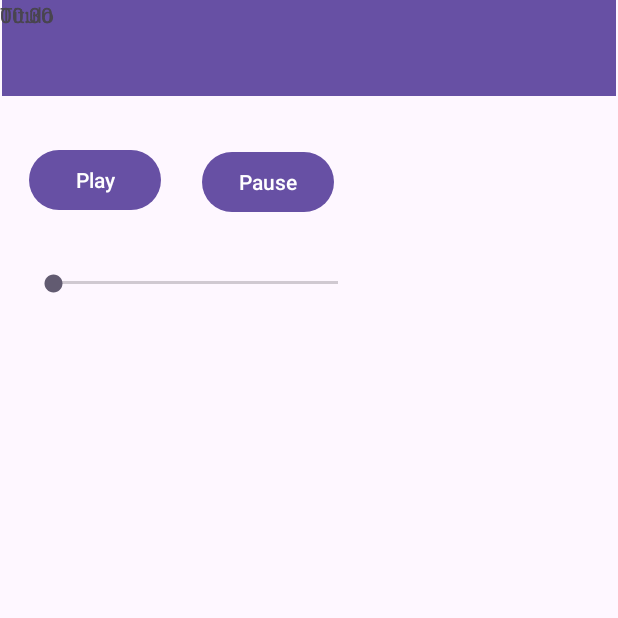
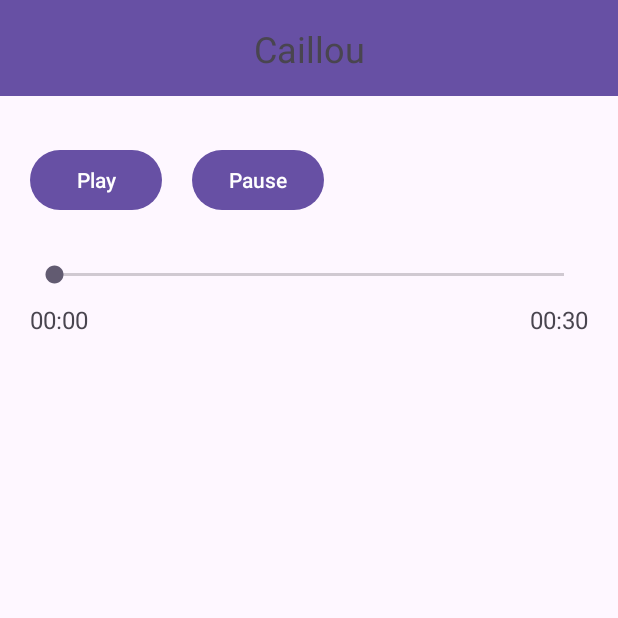
Before and after one commit to djc0009/Reproductor, an Android app: the screen it shows after launch (MainActivity), on a phone screen of 412 x 824 dp, the top half of it. Run offline under Robolectric (Android 15) with nearby library versions, the phone set to English and light mode, and no system bars.

Commit message:
terminado commit 1

```diff
--- a/app/src/main/java/com/example/reproductor_sonidos/MainActivity.java
+++ b/app/src/main/java/com/example/reproductor_sonidos/MainActivity.java
@@ -40,13 +40,9 @@ public class MainActivity extends AppCompatActivity {
         tTiempo = findViewById(R.id.tTiempo);
         tDuracion = findViewById(R.id.tDuracion);
 
-        // Botón Play
         btnPlay.setOnClickListener(view -> mediaPlayer.start());
-
-        // Botón Pause
         btnPause.setOnClickListener(view -> mediaPlayer.pause());
 
-        // Obtener duración cuando el MediaPlayer esté preparado
         mediaPlayer.setOnPreparedListener(mp -> {
             seekBar.setMax(mediaPlayer.getDuration());
 
@@ -57,35 +53,41 @@ public class MainActivity extends AppCompatActivity {
             tTiempo.setText("00:00");
         });
 
-        // Iniciar actualización del tiempo
+        seekBar.setOnSeekBarChangeListener(new SeekBar.OnSeekBarChangeListener() {
+            @Override
+            public void onProgressChanged(SeekBar seekBar, int progress, boolean fromUser) {
+                if (fromUser) {
+                    mediaPlayer.seekTo(progress);
+                }
+            }
+            @Override public void onStartTrackingTouch(SeekBar seekBar) {}
+            @Override public void onStopTrackingTouch(SeekBar seekBar) {}
+        });
+
         handler.post(actualizar);
     }
-
-    // Actualiza el progreso cada segundo
     private Runnable actualizar = new Runnable() {
         @Override
         public void run() {
             if (mediaPlayer != null) {
                 seekBar.setProgress(mediaPlayer.getCurrentPosition());
 
-                // Pongo el tiempo en el TextView
                 int minutos = mediaPlayer.getCurrentPosition() / 1000 / 60;
                 int segundos = mediaPlayer.getCurrentPosition() / 1000 % 60;
-                String tiempo = String.format("%02d:%02d", minutos, segundos);
-                tTiempo.setText(tiempo);
+                tTiempo.setText(String.format("%02d:%02d", minutos, segundos));
 
                 handler.postDelayed(this, 1000);
             }
         }
     };
-
+    //Me lo ha puesto chat porque me daba fallo
     @Override
     protected void onDestroy() {
         super.onDestroy();
         if (mediaPlayer != null) {
+            handler.removeCallbacks(actualizar);
             mediaPlayer.release();
             mediaPlayer = null;
         }
-        handler.removeCallbacks(actualizar);
     }
 }
--- a/app/src/main/res/layout/activity_main.xml
+++ b/app/src/main/res/layout/activity_main.xml
@@ -9,66 +9,74 @@
 
     <androidx.appcompat.widget.Toolbar
         android:id="@+id/toolbar"
-        android:layout_width="409dp"
+        android:layout_width="0dp"
         android:layout_height="wrap_content"
-        android:layout_marginStart="1dp"
-        android:layout_marginEnd="1dp"
         android:background="?attr/colorPrimary"
         android:minHeight="?attr/actionBarSize"
         android:theme="?attr/actionBarTheme"
+        app:layout_constraintTop_toTopOf="parent"
+        app:layout_constraintStart_toStartOf="parent"
+        app:layout_constraintEnd_toEndOf="parent" />
+
+    <TextView
+        android:id="@+id/textViewTitulo"
+        android:layout_width="wrap_content"
+        android:layout_height="wrap_content"
+        android:text="Caillou"
+        android:textSize="24sp"
+        app:layout_constraintBottom_toBottomOf="@+id/toolbar"
         app:layout_constraintEnd_toEndOf="parent"
         app:layout_constraintStart_toStartOf="parent"
-        app:layout_constraintTop_toTopOf="parent" />
+        app:layout_constraintTop_toTopOf="@+id/toolbar" />
 
     <Button
         android:id="@+id/bPlay"
         android:layout_width="wrap_content"
         android:layout_height="wrap_content"
-        android:layout_marginStart="19dp"
+        android:text="Play"
         android:layout_marginTop="32dp"
-        android:text="Play"
+        app:layout_constraintTop_toBottomOf="@+id/toolbar"
         app:layout_constraintStart_toStartOf="parent"
-        app:layout_constraintTop_toBottomOf="@+id/toolbar" />
+        android:layout_marginStart="20dp" />
 
     <Button
         android:id="@+id/bPause"
         android:layout_width="wrap_content"
         android:layout_height="wrap_content"
-        android:layout_marginStart="27dp"
-        android:layout_marginTop="33dp"
         android:text="Pause"
+        android:layout_marginStart="20dp"
         app:layout_constraintStart_toEndOf="@+id/bPlay"
-        app:layout_constraintTop_toBottomOf="@+id/toolbar" />
+        app:layout_constraintBaseline_toBaselineOf="@+id/bPlay" />
 
     <SeekBar
         android:id="@+id/sBar"
-        android:layout_width="222dp"
-        android:layout_height="16dp"
-        android:layout_marginStart="19dp"
-        android:layout_marginTop="35dp"
+        android:layout_width="0dp"
+        android:layout_height="wrap_content"
+        android:layout_marginTop="30dp"
+        android:layout_marginStart="20dp"
+        android:layout_marginEnd="20dp"
+        app:layout_constraintTop_toBottomOf="@+id/bPlay"
         app:layout_constraintStart_toStartOf="parent"
-        app:layout_constraintTop_toBottomOf="@+id/bPause" />
+        app:layout_constraintEnd_toEndOf="parent" />
 
     <TextView
         android:id="@+id/tTiempo"
         android:layout_width="wrap_content"
         android:layout_height="wrap_content"
-        tools:layout_editor_absoluteX="49dp"
-        tools:layout_editor_absoluteY="225dp" />
+        android:text="00:00"
+        android:textSize="16sp"
+        android:layout_marginTop="10dp"
+        app:layout_constraintTop_toBottomOf="@+id/sBar"
+        app:layout_constraintStart_toStartOf="@+id/sBar" />
 
     <TextView
         android:id="@+id/tDuracion"
         android:layout_width="wrap_content"
         android:layout_height="wrap_content"
-        tools:layout_editor_absoluteX="144dp"
-        tools:layout_editor_absoluteY="225dp" />
-
-    <TextView
-        android:id="@+id/textView4"
-        android:layout_width="wrap_content"
-        android:layout_height="wrap_content"
-        android:text="Titulo"
-        tools:layout_editor_absoluteX="179dp"
-        tools:layout_editor_absoluteY="18dp" />
+        android:text="00:00"
+        android:textSize="16sp"
+        android:layout_marginTop="10dp"
+        app:layout_constraintTop_toBottomOf="@+id/sBar"
+        app:layout_constraintEnd_toEndOf="@+id/sBar" />
 
 </androidx.constraintlayout.widget.ConstraintLayout>
```
